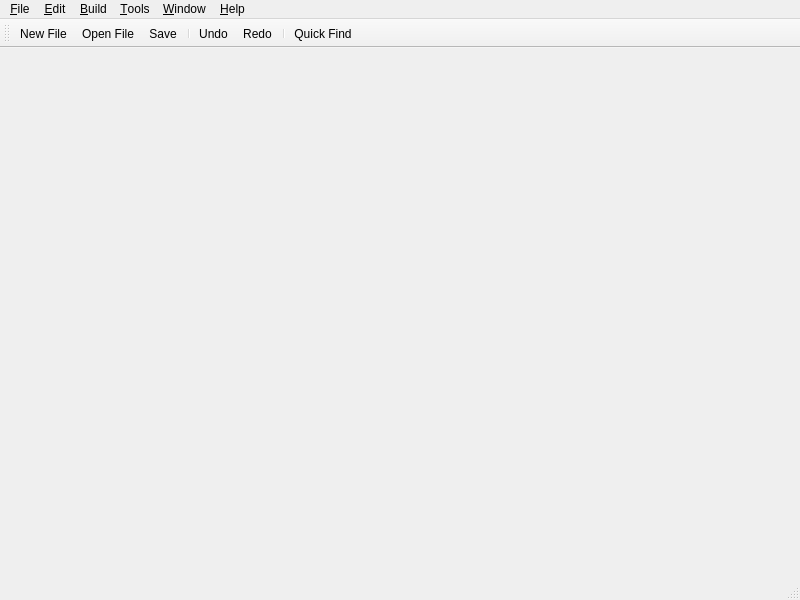
Before: the Qt Designer form client/mainwindow.ui in fangcheng-zhu/Superlime, drawn with Qt 5.
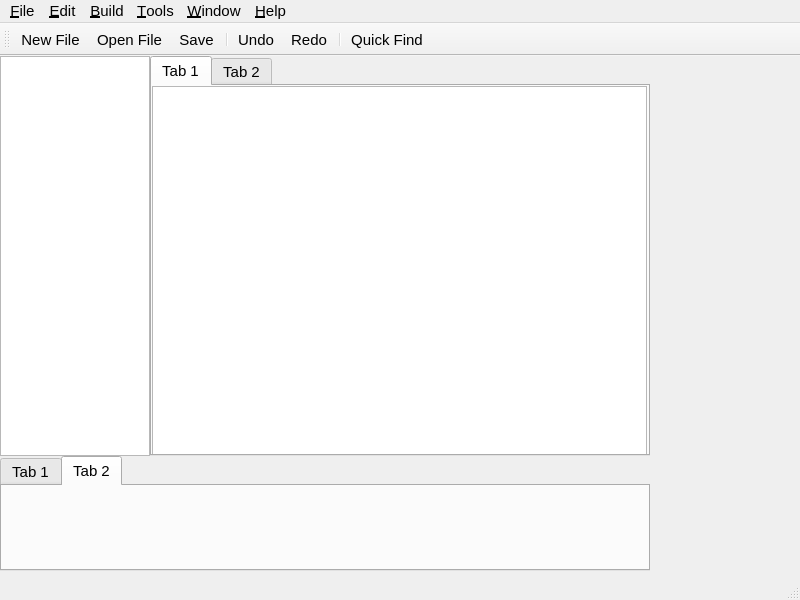
After: the same form once the commit is applied. Icons and pictures are not drawn.

Commit message: an example window

Patch:
```diff
--- a/client/mainwindow.ui
+++ b/client/mainwindow.ui
@@ -10,17 +10,100 @@
     <height>600</height>
    </rect>
   </property>
+  <property name="font">
+   <font>
+    <pointsize>11</pointsize>
+   </font>
+  </property>
   <property name="windowTitle">
    <string>MainWindow</string>
   </property>
-  <widget class="QWidget" name="centralWidget"/>
+  <widget class="QWidget" name="centralWidget">
+   <widget class="QTreeView" name="treeView">
+    <property name="geometry">
+     <rect>
+      <x>0</x>
+      <y>0</y>
+      <width>150</width>
+      <height>400</height>
+     </rect>
+    </property>
+   </widget>
+   <widget class="QTabWidget" name="tabWidget">
+    <property name="geometry">
+     <rect>
+      <x>150</x>
+      <y>0</y>
+      <width>500</width>
+      <height>400</height>
+     </rect>
+    </property>
+    <property name="currentIndex">
+     <number>0</number>
+    </property>
+    <widget class="QWidget" name="tab">
+     <attribute name="title">
+      <string>Tab 1</string>
+     </attribute>
+     <widget class="QTextEdit" name="textEdit">
+      <property name="geometry">
+       <rect>
+        <x>0</x>
+        <y>0</y>
+        <width>495</width>
+        <height>370</height>
+       </rect>
+      </property>
+     </widget>
+    </widget>
+    <widget class="QWidget" name="tab_2">
+     <attribute name="title">
+      <string>Tab 2</string>
+     </attribute>
+    </widget>
+   </widget>
+   <widget class="QTabWidget" name="tabWidget_2">
+    <property name="geometry">
+     <rect>
+      <x>0</x>
+      <y>400</y>
+      <width>650</width>
+      <height>115</height>
+     </rect>
+    </property>
+    <property name="currentIndex">
+     <number>1</number>
+    </property>
+    <widget class="QWidget" name="tab_3">
+     <attribute name="title">
+      <string>Tab 1</string>
+     </attribute>
+    </widget>
+    <widget class="QWidget" name="tab_4">
+     <attribute name="title">
+      <string>Tab 2</string>
+     </attribute>
+    </widget>
+   </widget>
+   <widget class="QWidget" name="horizontalLayoutWidget">
+    <property name="geometry">
+     <rect>
+      <x>650</x>
+      <y>-1</y>
+      <width>160</width>
+      <height>511</height>
+     </rect>
+    </property>
+    <layout class="QHBoxLayout" name="horizontalLayout"/>
+   </widget>
+  </widget>
   <widget class="QMenuBar" name="menuBar">
    <property name="geometry">
     <rect>
      <x>0</x>
      <y>0</y>
      <width>800</width>
-     <height>21</height>
+     <height>26</height>
     </rect>
    </property>
    <widget class="QMenu" name="menu_File">
```
Left out of the diff: 7 changed lines with no effect on the pictures. The commit also changes 1 other file.
